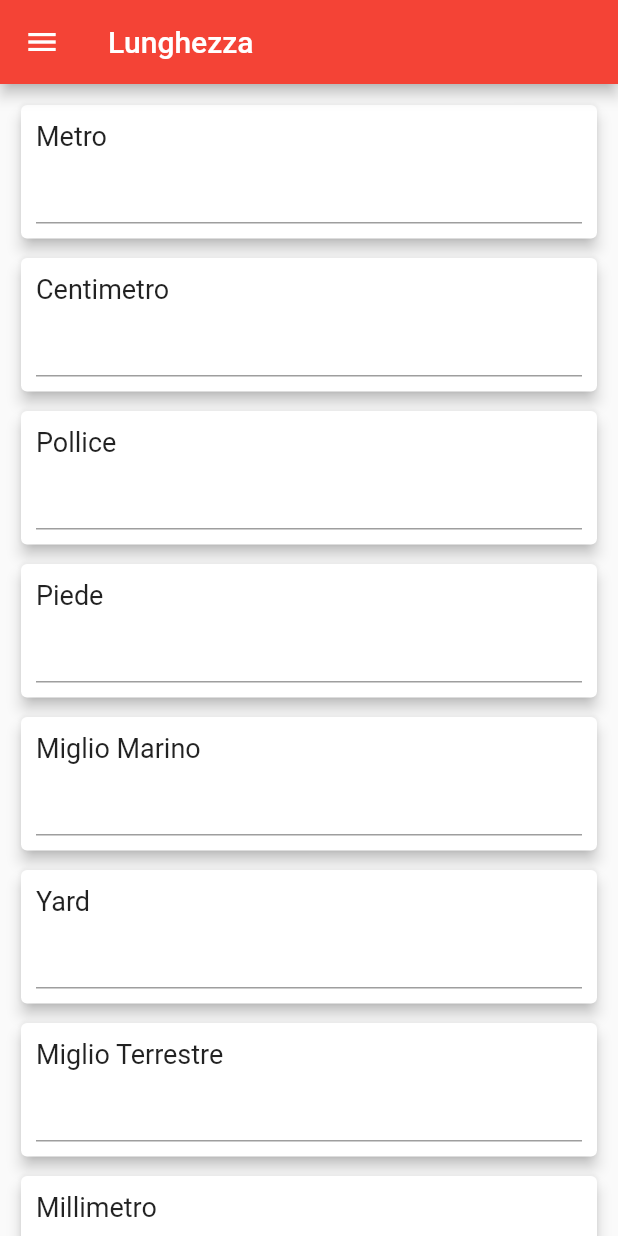
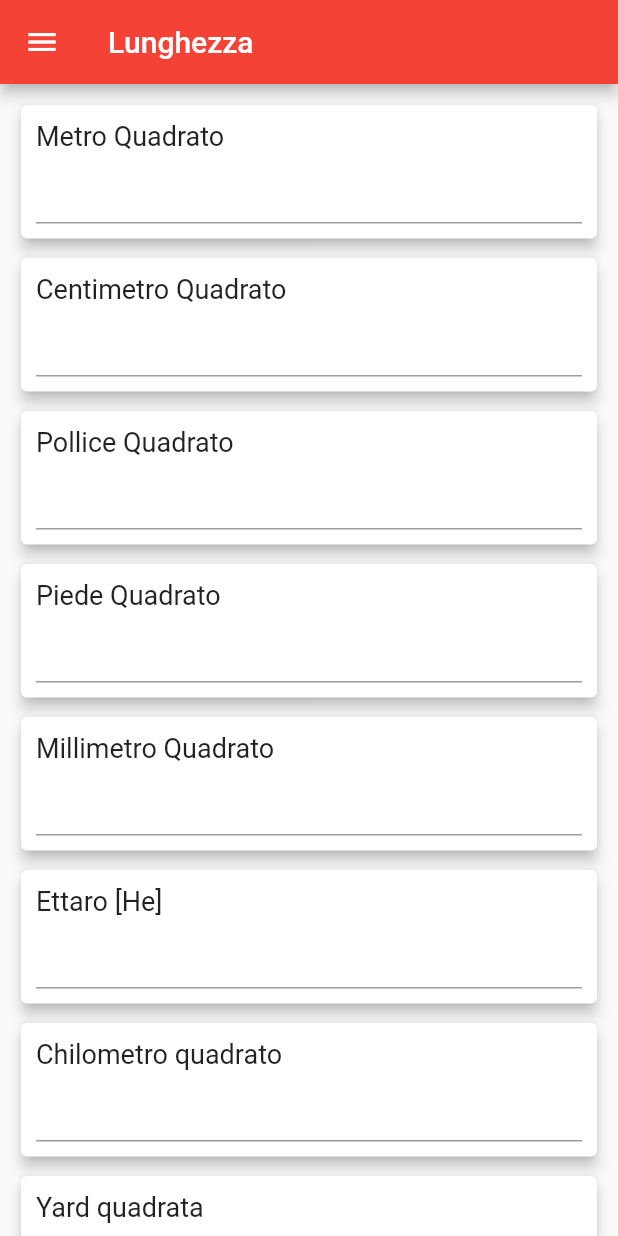
Before and after one commit to ferraridamiano/ConverterNOW, a Flutter app: the screen it shows after launch, on a phone screen of 412 x 824 dp. Run offline on Flutter 3.47's test engine with Material 2 defaults, Android fonts, the phone set to English and light mode, and no system bars; our stand-ins replace fluttertoast.

Commit message:
Aggiunta unità base di superficie

```diff
--- a/lib/ConversionManager.dart
+++ b/lib/ConversionManager.dart
@@ -32,10 +32,23 @@ class _ConversionManager extends State<ConversionManager>{
             ]),
           ]),
         ]),
-  ]
-  );
+  ]);
 
+   static Node metroq=Node(name: "Metro Quadrato",leafNodes: [
+     Node(isMultiplication: false, coefficientPer: 10000.0, name: "Centimetro Quadrato", leafNodes: [
+       Node(isMultiplication: true, coefficientPer: 6.4516, name: "Pollice Quadrato", leafNodes: [
+         Node(isMultiplication: true, coefficientPer: 144.0, name: "Piede Quadrato"),
+       ]),
+     ]),
+     Node(isMultiplication: false, coefficientPer: 1000000.0, name: "Millimetro Quadrato",),
+     Node(isMultiplication: true, coefficientPer: 10000.0, name: "Ettaro [He]",),
+     Node(isMultiplication: true, coefficientPer: 1000000.0, name: "Chilometro quadrato",),
+     Node(isMultiplication: true, coefficientPer: 0.83612736, name: "Yard quadrata", leafNodes: [
+       Node(isMultiplication: true, coefficientPer: 3097600.0, name: "Miglio quadrato",),
+       Node(isMultiplication: true, coefficientPer: 4840.0, name: "Acri",),
+     ]),
 
+   ]);
 
   int currentPage=0;
 
@@ -56,7 +69,7 @@ class _ConversionManager extends State<ConversionManager>{
           ),
           ListTile(
             title: Text("Lunghezza"),
-            selected: true,
+            selected: currentPage==0,
             onTap: () {
               if(currentPage!=0) {
                 setState((){
@@ -67,9 +80,13 @@ class _ConversionManager extends State<ConversionManager>{
           ),
           ListTile(
             title: Text("Superficie"),
+            selected: currentPage==1,
             onTap: () {
-              // Update the state of the app
-              // ...
+              if(currentPage!=1) {
+                setState((){
+                  currentPage=1;
+                });
+              }
             },
           ),
           ListTile(
@@ -95,7 +112,7 @@ class _ConversionManager extends State<ConversionManager>{
           ),
         ],
       ),),
-      body: currentPage==0 ? ConversionPage(metro) : ConversionPage(metro)
+      body: currentPage==0 ? ConversionPage(metroq) : ConversionPage(metroq)
     );
   }
 }
```
